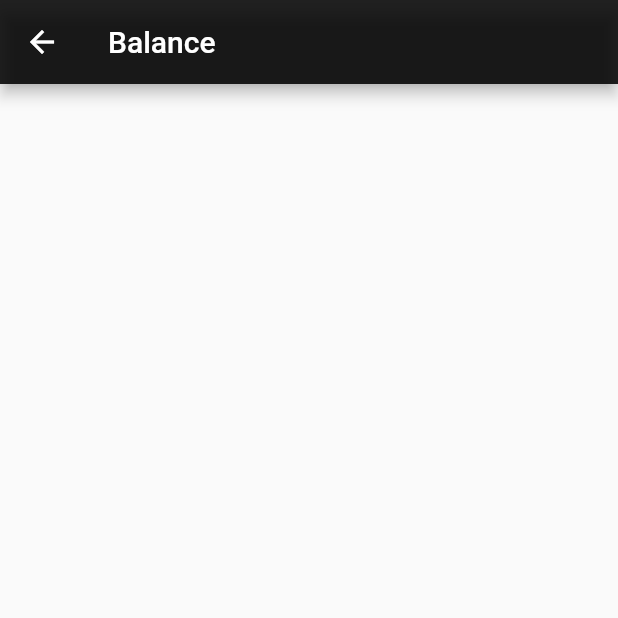
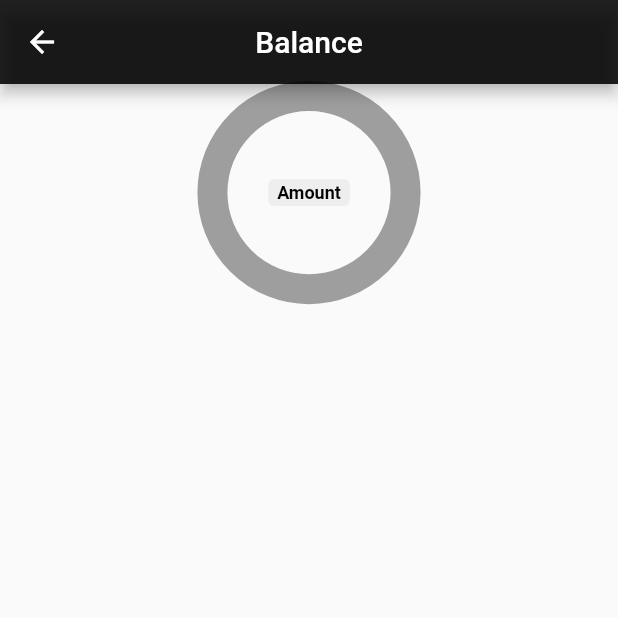
Before and after one commit to eugene-fedurkin/fin-flutter, a Flutter app: the screen it shows after launch, after a tap on the "add" icon, on a phone screen of 412 x 824 dp, the top half of it. Run offline on Flutter 3.47's test engine with Material 2 defaults, Android fonts, the phone set to English and light mode, and no system bars; drawn by our look-alikes of pie_chart; our stand-ins replace sqflite; accounts and stored records are empty.

Commit message:
FIN Add chart

```diff
--- a/lib/screens/amounts_screen.dart
+++ b/lib/screens/amounts_screen.dart
@@ -1,5 +1,6 @@
 import 'package:flutter/cupertino.dart';
 import 'package:flutter/material.dart';
+import 'package:organizer/widgets/amount_chart.dart';
 import 'package:organizer/widgets/cost-list.dart';
 
 class Amounts extends StatelessWidget {
@@ -10,13 +11,15 @@ class Amounts extends StatelessWidget {
     return Scaffold(
       appBar: AppBar(
         backgroundColor: Colors.black87,
-        title: const Text('Balance')
+        title: const Text('Balance'),
+        centerTitle: true,
       ),
       body: Container(
         child: Wrap(
           children: [
             Column(
               children: [
+                AmountChart(),
                 CostList()
               ],
             ),
--- /dev/null
+++ b/lib/widgets/amount_chart.dart
@@ -0,0 +1,98 @@
+import 'package:flutter/cupertino.dart';
+import 'package:organizer/api/categories_api.dart';
+import 'package:organizer/db/database.dart';
+import 'package:organizer/models/category.dart';
+import 'package:organizer/models/cost.dart';
+import 'package:pie_chart/pie_chart.dart';
+
+class AmountChart extends StatefulWidget {
+  const AmountChart({Key? key}) : super(key: key);
+
+  @override
+  _AmountChartState createState() => _AmountChartState();
+}
+
+class _AmountChartState extends State<AmountChart> {
+  late Future<List<Cost>> costs;
+  late List<Category> categories;
+
+  var dataMap = <String, double>{
+    "Flutter": 5,
+    "React": 3,
+    "Xamarin": 2,
+    "Ionic": 2,
+  };
+  List<Color> colorList = <Color>[];
+
+  static const List<Color> defaultColorList = [
+    Color(0xFFff7675),
+    Color(0xFF74b9ff),
+    Color(0xFF55efc4),
+    Color(0xFFffeaa7),
+    Color(0xFFa29bfe),
+    Color(0xFFfd79a8),
+    Color(0xFFe17055),
+    Color(0xFF00b894),
+  ];
+
+  @override
+  void initState() {
+    super.initState();
+
+    categories = CategoriesApi().fetchCategories();
+    initData();
+  }
+
+  initData() async {
+    Map<String, double> data = { };
+    colorList = [];
+    final costs = await DBProvider.db.getCosts(true);
+    costs.forEach((element) {
+      data[element.name] = element.sum.toDouble();
+      final category = categories.firstWhere((cat) => cat.name == element.name);
+      colorList.add(category.color);
+    });
+
+    setState(() {
+      dataMap = data;
+    });
+  }
+
+  @override
+  Widget build(BuildContext context) {
+    return Container(
+      child: PieChart(
+        key: ValueKey(0),
+        dataMap: dataMap,
+        animationDuration: Duration(milliseconds: 800),
+        chartLegendSpacing: 32,
+        chartRadius: MediaQuery.of(context).size.width / 3.2 > 300
+            ? 300
+            : MediaQuery.of(context).size.width / 3.2,
+        colorList: colorList.isNotEmpty ? colorList : defaultColorList,
+        initialAngleInDegree: 0,
+        chartType: ChartType.ring,
+        centerText: 'Amount',
+        legendOptions: const LegendOptions(
+          showLegends: false,
+          legendTextStyle: TextStyle(
+            fontWeight: FontWeight.bold,
+          ),
+        ),
+        chartValuesOptions: const ChartValuesOptions(
+          showChartValueBackground: true,
+          showChartValues: true,
+          showChartValuesInPercentage: true,
+          showChartValuesOutside: false,
+        ),
+        // ringStrokeWidth: _ringStrokeWidth!,
+        // emptyColor: Colors.grey,
+        // gradientList: _showGradientColors ? gradientList : null,
+        // emptyColorGradient: [
+        //   Color(0xff6c5ce7),
+        //   Colors.blue,
+        // ],
+      ),
+    );
+  }
+}
--- a/lib/widgets/categoies.dart
+++ b/lib/widgets/categoies.dart
@@ -54,8 +54,8 @@ class CategoryTile extends StatelessWidget {
           children: [
             Container(
                 child: Icon(category.icon, color: Colors.white, size: 50,),
-                padding: EdgeInsets.all(15),
-                margin: EdgeInsets.only(bottom: 5),
+                padding: const EdgeInsets.all(15),
+                margin: const EdgeInsets.only(bottom: 5),
                 decoration: BoxDecoration(
                   shape: BoxShape.circle,
                   color: category.color,
--- a/lib/widgets/cost-list.dart
+++ b/lib/widgets/cost-list.dart
@@ -42,20 +42,24 @@ class _CostListState extends State<CostList> {
               final category = categories
                   .firstWhere((element) => element.name == data[index].name);
 
-                  // return Card(
-
-                  // );
-
-              return ListTile(
-                title: Text(data[index].name),
-                trailing: Text('${data[index].sum} Br'),
-                leading: Container(
-                  child: Icon(category.icon),
-                  padding: EdgeInsets.all(15),
-                  decoration: BoxDecoration(
-                    shape: BoxShape.circle,
-                    color: category.color,
-                  )
+              return Card(
+                child: Container(
+                  padding: const EdgeInsets.all(15),
+                  child: Row(
+                    children: [
+                      Container(
+                          child: Icon(category.icon, color: Colors.white, size: 28,),
+                          padding: const EdgeInsets.all(10),
+                          margin: const EdgeInsets.only(right: 10),
+                          decoration: BoxDecoration(
+                            shape: BoxShape.circle,
+                            color: category.color,
+                          )),
+                      Text(data[index].name, style: TextStyle(fontSize: 16),),
+                      const Spacer(),
+                      Text('${data[index].sum} Br')
+                    ],
+                  ),
                 ),
               );
             },
--- a/pubspec.yaml
+++ b/pubspec.yaml
@@ -38,6 +38,7 @@ dependencies:
   provider: ^6.0.2
   sqflite: ^2.0.2
   path_provider: ^2.0.8
+  pie_chart: ^5.1.0
 
 dev_dependencies:
   flutter_test:
```
Also changed, not shown: pubspec.lock.
